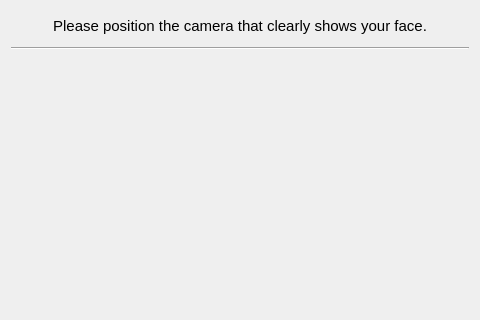
Old version of the form camsetpage.ui in the repository veda-team4/DMS.
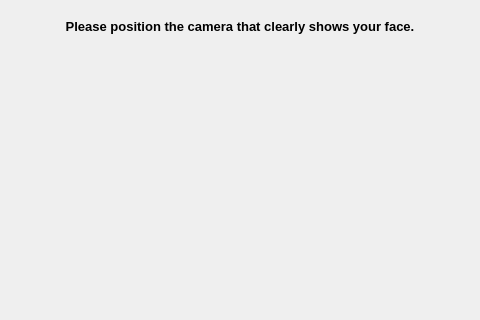
New version of the form.

Diff of the .ui file:
```diff
--- a/camsetpage.ui
+++ b/camsetpage.ui
@@ -16,12 +16,24 @@
     <verstretch>0</verstretch>
    </sizepolicy>
   </property>
+  <property name="maximumSize">
+   <size>
+    <width>480</width>
+    <height>320</height>
+   </size>
+  </property>
   <property name="windowTitle">
    <string>Form</string>
   </property>
   <layout class="QVBoxLayout" name="verticalLayout">
    <item>
     <widget class="QLabel" name="infoLabel">
+     <property name="sizePolicy">
+      <sizepolicy hsizetype="Expanding" vsizetype="Preferred">
+       <horstretch>0</horstretch>
+       <verstretch>0</verstretch>
+      </sizepolicy>
+     </property>
      <property name="minimumSize">
       <size>
        <width>0</width>
@@ -36,8 +48,8 @@
      </property>
      <property name="font">
       <font>
-       <pointsize>11</pointsize>
-       <bold>false</bold>
+       <pointsize>10</pointsize>
+       <bold>true</bold>
       </font>
      </property>
      <property name="text">
@@ -48,13 +60,6 @@
      </property>
     </widget>
    </item>
-   <item>
-    <widget class="Line" name="line">
-     <property name="orientation">
-      <enum>Qt::Horizontal</enum>
-     </property>
-    </widget>
-   </item>
    <item>
     <widget class="QLabel" name="videoLabel">
      <property name="text">
```
